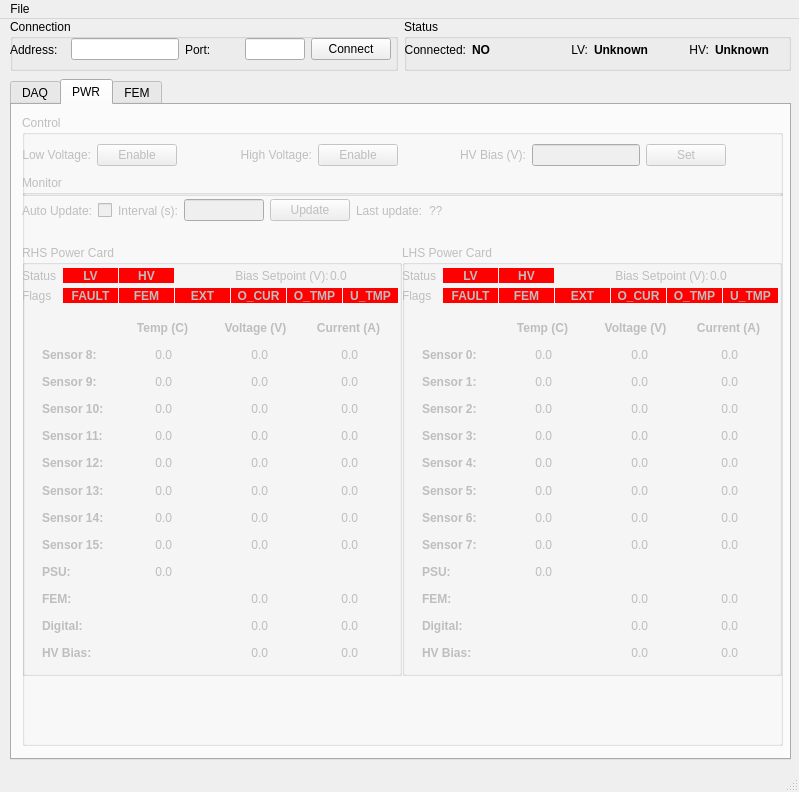
Before: the Qt Designer form python/src/LpdFemGui/LpdFemGuiMainWindow.ui in stfc-aeg/lpd-detector, drawn with Qt 5.
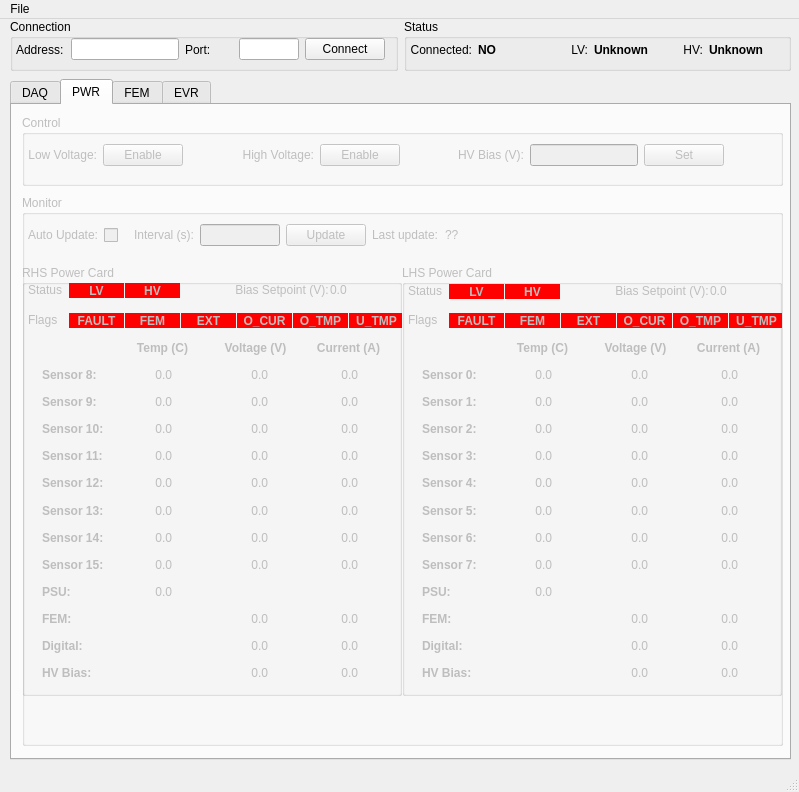
After: the same form once the commit is applied. The open tabs and pages were chosen to show the change.

```diff
--- a/python/src/LpdFemGui/LpdFemGuiMainWindow.ui
+++ b/python/src/LpdFemGui/LpdFemGuiMainWindow.ui
@@ -867,7 +867,7 @@
         <x>10</x>
         <y>10</y>
         <width>761</width>
-        <height>81</height>
+        <height>71</height>
        </rect>
       </property>
       <property name="title">
@@ -883,6 +883,12 @@
         </rect>
        </property>
        <layout class="QGridLayout" name="gridLayout_4">
+        <property name="leftMargin">
+         <number>6</number>
+        </property>
+        <property name="rightMargin">
+         <number>6</number>
+        </property>
         <property name="verticalSpacing">
          <number>0</number>
         </property>
@@ -1032,103 +1038,14 @@
       <property name="geometry">
        <rect>
         <x>10</x>
-        <y>70</y>
+        <y>90</y>
         <width>761</width>
-        <height>571</height>
+        <height>551</height>
        </rect>
       </property>
       <property name="title">
        <string>Monitor</string>
       </property>
-      <widget class="QWidget" name="horizontalLayoutWidget_4">
-       <property name="geometry">
-        <rect>
-         <x>0</x>
-         <y>20</y>
-         <width>761</width>
-         <height>31</height>
-        </rect>
-       </property>
-       <layout class="QHBoxLayout" name="horizontalLayout_5">
-        <item>
-         <widget class="QLabel" name="label_31">
-          <property name="text">
-           <string>Auto Update:</string>
-          </property>
-          <property name="alignment">
-           <set>Qt::AlignRight|Qt::AlignTrailing|Qt::AlignVCenter</set>
-          </property>
-         </widget>
-        </item>
-        <item>
-         <widget class="QCheckBox" name="pwrAutoUpdateSel">
-          <property name="text">
-           <string/>
-          </property>
-         </widget>
-        </item>
-        <item>
-         <widget class="QLabel" name="label_32">
-          <property name="text">
-           <string>Interval (s):</string>
-          </property>
-          <property name="alignment">
-           <set>Qt::AlignRight|Qt::AlignTrailing|Qt::AlignVCenter</set>
-          </property>
-         </widget>
-        </item>
-        <item>
-         <widget class="QLineEdit" name="pwrUpdateIntervalEdit">
-          <property name="sizePolicy">
-           <sizepolicy hsizetype="Fixed" vsizetype="Fixed">
-            <horstretch>0</horstretch>
-            <verstretch>0</verstretch>
-           </sizepolicy>
-          </property>
-          <property name="maximumSize">
-           <size>
-            <width>80</width>
-            <height>16777215</height>
-           </size>
-          </property>
-         </widget>
-        </item>
-        <item>
-         <widget class="QPushButton" name="pwrUpdateBtn">
-          <property name="text">
-           <string>Update</string>
-          </property>
-         </widget>
-        </item>
-        <item>
-         <widget class="QLabel" name="label_78">
-          <property name="text">
-           <string>Last update:</string>
-          </property>
-         </widget>
-        </item>
-        <item>
-         <widget class="QLabel" name="lastUpdate">
-          <property name="text">
-           <string>??</string>
-          </property>
-         </widget>
-        </item>
-        <item>
-         <spacer name="horizontalSpacer">
-          <property name="orientation">
-           <enum>Qt::Horizontal</enum>
-          </property>
-          <property name="sizeHint" stdset="0">
-           <size>
-            <width>40</width>
-            <height>20</height>
-           </size>
-          </property>
-         </spacer>
-        </item>
-       </layout>
-      </widget>
       <widget class="QGroupBox" name="rhsPwrGroupBox">
        <property name="geometry">
         <rect>
@@ -1151,19 +1068,25 @@
         <property name="geometry">
          <rect>
           <x>0</x>
-          <y>20</y>
+          <y>10</y>
           <width>381</width>
-          <height>22</height>
+          <height>31</height>
          </rect>
         </property>
         <layout class="QHBoxLayout" name="horizontalLayout_6">
          <property name="spacing">
           <number>1</number>
          </property>
+         <property name="leftMargin">
+          <number>6</number>
+         </property>
+         <property name="rightMargin">
+          <number>6</number>
+         </property>
          <item>
           <widget class="QLabel" name="label_33">
            <property name="sizePolicy">
-            <sizepolicy hsizetype="Fixed" vsizetype="Preferred">
+            <sizepolicy hsizetype="Fixed" vsizetype="Fixed">
              <horstretch>0</horstretch>
              <verstretch>0</verstretch>
             </sizepolicy>
@@ -1171,7 +1094,7 @@
            <property name="minimumSize">
             <size>
              <width>40</width>
-             <height>0</height>
+             <height>18</height>
             </size>
            </property>
            <property name="maximumSize">
@@ -1279,6 +1202,18 @@
          </item>
          <item>
           <widget class="QLabel" name="label_34">
+           <property name="sizePolicy">
+            <sizepolicy hsizetype="Fixed" vsizetype="Fixed">
+             <horstretch>0</horstretch>
+             <verstretch>0</verstretch>
+            </sizepolicy>
+           </property>
+           <property name="minimumSize">
+            <size>
+             <width>0</width>
+             <height>18</height>
+            </size>
+           </property>
            <property name="font">
             <font>
              <pointsize>9</pointsize>
@@ -1291,6 +1226,18 @@
          </item>
          <item>
           <widget class="QLabel" name="rhsBiasSetpoint">
+           <property name="sizePolicy">
+            <sizepolicy hsizetype="Fixed" vsizetype="Fixed">
+             <horstretch>0</horstretch>
+             <verstretch>0</verstretch>
+            </sizepolicy>
+           </property>
+           <property name="minimumSize">
+            <size>
+             <width>0</width>
+             <height>18</height>
+            </size>
+           </property>
            <property name="font">
             <font>
              <pointsize>9</pointsize>
@@ -1321,18 +1268,24 @@
          <rect>
           <x>0</x>
           <y>40</y>
-          <width>381</width>
-          <height>22</height>
+          <width>389</width>
+          <height>31</height>
          </rect>
         </property>
         <layout class="QHBoxLayout" name="horizontalLayout_9">
          <property name="spacing">
           <number>1</number>
          </property>
+         <property name="leftMargin">
+          <number>6</number>
+         </property>
+         <property name="rightMargin">
+          <number>6</number>
+         </property>
          <item>
           <widget class="QLabel" name="label_38">
            <property name="sizePolicy">
-            <sizepolicy hsizetype="Fixed" vsizetype="Preferred">
+            <sizepolicy hsizetype="Fixed" vsizetype="Fixed">
              <horstretch>0</horstretch>
              <verstretch>0</verstretch>
             </sizepolicy>
@@ -1340,7 +1293,7 @@
            <property name="minimumSize">
             <size>
              <width>40</width>
-             <height>0</height>
+             <height>18</height>
             </size>
            </property>
            <property name="maximumSize">
@@ -2332,19 +2285,25 @@
         <property name="geometry">
          <rect>
           <x>0</x>
-          <y>20</y>
+          <y>11</y>
           <width>381</width>
-          <height>22</height>
+          <height>31</height>
          </rect>
         </property>
         <layout class="QHBoxLayout" name="horizontalLayout_8">
          <property name="spacing">
           <number>1</number>
          </property>
+         <property name="leftMargin">
+          <number>6</number>
+         </property>
+         <property name="rightMargin">
+          <number>6</number>
+         </property>
          <item>
           <widget class="QLabel" name="label_35">
            <property name="sizePolicy">
-            <sizepolicy hsizetype="Fixed" vsizetype="Preferred">
+            <sizepolicy hsizetype="Fixed" vsizetype="Fixed">
              <horstretch>0</horstretch>
              <verstretch>0</verstretch>
             </sizepolicy>
@@ -2352,7 +2311,7 @@
            <property name="minimumSize">
             <size>
              <width>40</width>
-             <height>0</height>
+             <height>18</height>
             </size>
            </property>
            <property name="maximumSize">
@@ -2460,6 +2419,18 @@
          </item>
          <item>
           <widget class="QLabel" name="label_36">
+           <property name="sizePolicy">
+            <sizepolicy hsizetype="Fixed" vsizetype="Fixed">
+             <horstretch>0</horstretch>
+             <verstretch>0</verstretch>
+            </sizepolicy>
+           </property>
+           <property name="minimumSize">
+            <size>
+             <width>0</width>
+             <height>18</height>
+            </size>
+           </property>
            <property name="font">
             <font>
              <pointsize>9</pointsize>
@@ -2472,6 +2443,18 @@
          </item>
          <item>
           <widget class="QLabel" name="lhsBiasSetpoint">
+           <property name="sizePolicy">
+            <sizepolicy hsizetype="Fixed" vsizetype="Fixed">
+             <horstretch>0</horstretch>
+             <verstretch>0</verstretch>
+            </sizepolicy>
+           </property>
+           <property name="minimumSize">
+            <size>
+             <width>0</width>
+             <height>18</height>
+            </size>
+           </property>
            <property name="font">
             <font>
              <pointsize>9</pointsize>
@@ -2502,18 +2485,24 @@
          <rect>
           <x>0</x>
           <y>40</y>
-          <width>381</width>
-          <height>22</height>
+          <width>389</width>
+          <height>31</height>
          </rect>
         </property>
         <layout class="QHBoxLayout" name="horizontalLayout_10">
          <property name="spacing">
           <number>1</number>
          </property>
+         <property name="leftMargin">
+          <number>6</number>
+         </property>
+         <property name="rightMargin">
+          <number>6</number>
+         </property>
          <item>
           <widget class="QLabel" name="label_39">
            <property name="sizePolicy">
-            <sizepolicy hsizetype="Fixed" vsizetype="Preferred">
+            <sizepolicy hsizetype="Fixed" vsizetype="Fixed">
              <horstretch>0</horstretch>
              <verstretch>0</verstretch>
             </sizepolicy>
@@ -2521,7 +2510,7 @@
            <property name="minimumSize">
             <size>
              <width>40</width>
-             <height>0</height>
+             <height>18</height>
             </size>
            </property>
            <property name="maximumSize">
@@ -3491,6 +3480,183 @@
         </layout>
        </widget>
       </widget>
+      <widget class="QWidget" name="gridLayoutWidget_6">
+       <property name="geometry">
+        <rect>
+         <x>0</x>
+         <y>20</y>
+         <width>761</width>
+         <height>41</height>
+        </rect>
+       </property>
+       <layout class="QGridLayout" name="gridLayout_7">
+        <property name="leftMargin">
+         <number>6</number>
+        </property>
+        <property name="rightMargin">
+         <number>6</number>
+        </property>
+        <item row="0" column="6">
+         <widget class="QLabel" name="label_78">
+          <property name="sizePolicy">
+           <sizepolicy hsizetype="Preferred" vsizetype="Maximum">
+            <horstretch>0</horstretch>
+            <verstretch>0</verstretch>
+           </sizepolicy>
+          </property>
+          <property name="minimumSize">
+           <size>
+            <width>0</width>
+            <height>20</height>
+           </size>
+          </property>
+          <property name="text">
+           <string>Last update:</string>
+          </property>
+         </widget>
+        </item>
+        <item row="0" column="0">
+         <widget class="QLabel" name="label_31">
+          <property name="sizePolicy">
+           <sizepolicy hsizetype="Preferred" vsizetype="Fixed">
+            <horstretch>0</horstretch>
+            <verstretch>0</verstretch>
+           </sizepolicy>
+          </property>
+          <property name="minimumSize">
+           <size>
+            <width>0</width>
+            <height>20</height>
+           </size>
+          </property>
+          <property name="text">
+           <string>Auto Update:</string>
+          </property>
+          <property name="alignment">
+           <set>Qt::AlignRight|Qt::AlignTrailing|Qt::AlignVCenter</set>
+          </property>
+         </widget>
+        </item>
+        <item row="0" column="7">
+         <widget class="QLabel" name="lastUpdate">
+          <property name="sizePolicy">
+           <sizepolicy hsizetype="Preferred" vsizetype="Maximum">
+            <horstretch>0</horstretch>
+            <verstretch>0</verstretch>
+           </sizepolicy>
+          </property>
+          <property name="minimumSize">
+           <size>
+            <width>0</width>
+            <height>20</height>
+           </size>
+          </property>
+          <property name="text">
+           <string>??</string>
+          </property>
+         </widget>
+        </item>
+        <item row="0" column="5">
+         <widget class="QPushButton" name="pwrUpdateBtn">
+          <property name="sizePolicy">
+           <sizepolicy hsizetype="Minimum" vsizetype="Fixed">
+            <horstretch>0</horstretch>
+            <verstretch>0</verstretch>
+           </sizepolicy>
+          </property>
+          <property name="minimumSize">
+           <size>
+            <width>0</width>
+            <height>20</height>
+           </size>
+          </property>
+          <property name="text">
+           <string>Update</string>
+          </property>
+         </widget>
+        </item>
+        <item row="0" column="8">
+         <spacer name="horizontalSpacer">
+          <property name="orientation">
+           <enum>Qt::Horizontal</enum>
+          </property>
+          <property name="sizeHint" stdset="0">
+           <size>
+            <width>40</width>
+            <height>20</height>
+           </size>
+          </property>
+         </spacer>
+        </item>
+        <item row="0" column="4">
+         <widget class="QLineEdit" name="pwrUpdateIntervalEdit">
+          <property name="sizePolicy">
+           <sizepolicy hsizetype="Fixed" vsizetype="Preferred">
+            <horstretch>0</horstretch>
+            <verstretch>0</verstretch>
+           </sizepolicy>
+          </property>
+          <property name="maximumSize">
+           <size>
+            <width>80</width>
+            <height>16777215</height>
+           </size>
+          </property>
+         </widget>
+        </item>
+        <item row="0" column="3">
+         <widget class="QLabel" name="label_32">
+          <property name="sizePolicy">
+           <sizepolicy hsizetype="Preferred" vsizetype="Maximum">
+            <horstretch>0</horstretch>
+            <verstretch>0</verstretch>
+           </sizepolicy>
+          </property>
+          <property name="minimumSize">
+           <size>
+            <width>0</width>
+            <height>20</height>
+           </size>
+          </property>
+          <property name="text">
+           <string>Interval (s):</string>
+          </property>
+          <property name="alignment">
+           <set>Qt::AlignRight|Qt::AlignTrailing|Qt::AlignVCenter</set>
+          </property>
+         </widget>
+        </item>
+        <item row="0" column="1">
+         <widget class="QCheckBox" name="pwrAutoUpdateSel">
+          <property name="sizePolicy">
+           <sizepolicy hsizetype="Minimum" vsizetype="Preferred">
+            <horstretch>0</horstretch>
+            <verstretch>0</verstretch>
+           </sizepolicy>
+          </property>
+          <property name="text">
+           <string/>
+          </property>
+         </widget>
+        </item>
+        <item row="0" column="2">
+         <spacer name="horizontalSpacer_21">
+          <property name="orientation">
+           <enum>Qt::Horizontal</enum>
+          </property>
+          <property name="sizeType">
+           <enum>QSizePolicy::Fixed</enum>
+          </property>
+          <property name="sizeHint" stdset="0">
+           <size>
+            <width>10</width>
+            <height>20</height>
+           </size>
+          </property>
+         </spacer>
+        </item>
+       </layout>
+      </widget>
      </widget>
     </widget>
     <widget class="QWidget" name="configTab">
@@ -3910,6 +4076,86 @@
       </item>
      </layout>
     </widget>
+    <widget class="QWidget" name="evrTab">
+     <attribute name="title">
+      <string>EVR</string>
+     </attribute>
+     <widget class="QGroupBox" name="groupBox_3">
+      <property name="geometry">
+       <rect>
+        <x>0</x>
+        <y>10</y>
+        <width>771</width>
+        <height>91</height>
+       </rect>
+      </property>
+      <property name="title">
+       <string>LCLS EVR TImestamp Recorder</string>
+      </property>
+      <widget class="QWidget" name="gridLayoutWidget_7">
+       <property name="geometry">
+        <rect>
+         <x>0</x>
+         <y>20</y>
+         <width>771</width>
+         <height>61</height>
+        </rect>
+       </property>
+       <layout class="QGridLayout" name="gridLayout_8">
+        <property name="leftMargin">
+         <number>6</number>
+        </property>
+        <property name="rightMargin">
+         <number>6</number>
+        </property>
+        <item row="1" column="2">
+         <widget class="QLabel" name="label_79">
+          <property name="text">
+           <string>Multicast Port:</string>
+          </property>
+         </widget>
+        </item>
+        <item row="1" column="4">
+         <widget class="QLabel" name="label_80">
+          <property name="text">
+           <string>Multicast Interface:</string>
+          </property>
+         </widget>
+        </item>
+        <item row="1" column="0">
+         <widget class="QLabel" name="label_77">
+          <property name="text">
+           <string>Multicast Group:</string>
+          </property>
+         </widget>
+        </item>
+        <item row="1" column="3">
+         <widget class="QLineEdit" name="evrMcastPortEdit"/>
+        </item>
+        <item row="1" column="5">
+         <widget class="QLineEdit" name="evrMcastInterfaceEdit"/>
+        </item>
+        <item row="1" column="1">
+         <widget class="QLineEdit" name="evrMcastGroupEdit"/>
+        </item>
+        <item row="0" column="0">
+         <widget class="QLabel" name="label_81">
+          <property name="text">
+           <string>Enable:</string>
+          </property>
+         </widget>
+        </item>
+        <item row="0" column="1">
+         <widget class="QCheckBox" name="evrRecordEnableSel">
+          <property name="text">
+           <string/>
+          </property>
+         </widget>
+        </item>
+       </layout>
+      </widget>
+     </widget>
+    </widget>
    </widget>
    <widget class="QWidget" name="horizontalLayoutWidget_2">
     <property name="geometry">
@@ -3946,7 +4192,10 @@
         </property>
         <layout class="QHBoxLayout" name="connectLayout">
          <property name="leftMargin">
-          <number>0</number>
+          <number>6</number>
+         </property>
+         <property name="rightMargin">
+          <number>6</number>
          </property>
          <item>
           <widget class="QLabel" name="label">
@@ -4051,8 +4300,14 @@
         </property>
         <layout class="QHBoxLayout" name="horizontalLayout_4">
          <property name="leftMargin">
+          <number>6</number>
+         </property>
+         <property name="topMargin">
           <number>0</number>
          </property>
+         <property name="rightMargin">
+          <number>6</number>
+         </property>
          <item>
           <widget class="QLabel" name="label_22">
            <property name="text">
```
Left out of the diff: 211 changed lines with no effect on the pictures.
